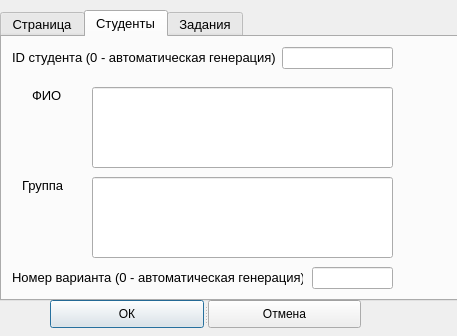
The window that dialog_sql_insert.ui (Viktor-Ar-72/NIRS_project_ver_1_0_2) describes before a commit, drawn with Qt 5.
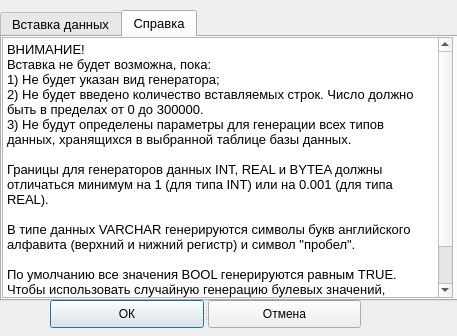
The same window after the commit. The open tabs and pages were chosen to show the change.

Commit message: Update 29_03_2023, новый функционал Insert и MainWindow

Diff of the .ui file:
```diff
--- a/dialog_sql_insert.ui
+++ b/dialog_sql_insert.ui
@@ -55,7 +55,7 @@
    </property>
    <widget class="QWidget" name="Insert_rand_all">
     <attribute name="title">
-     <string>Страница</string>
+     <string>Вставка данных</string>
     </attribute>
     <widget class="QComboBox" name="comboBox_algoritms">
      <property name="geometry">
@@ -467,207 +467,41 @@
    </widget>
    <widget class="QWidget" name="tab">
     <attribute name="title">
-     <string>Студенты</string>
+     <string>Справка</string>
     </attribute>
-    <widget class="QLabel" name="label_4">
+    <widget class="QTextBrowser" name="textBrowser">
      <property name="geometry">
       <rect>
-       <x>10</x>
-       <y>230</y>
-       <width>291</width>
-       <height>20</height>
+       <x>0</x>
+       <y>0</y>
+       <width>451</width>
+       <height>261</height>
       </rect>
      </property>
-     <property name="text">
-      <string>Номер варианта (0 - автоматическая генерация)</string>
+     <property name="verticalScrollBarPolicy">
+      <enum>Qt::ScrollBarAlwaysOn</enum>
      </property>
-    </widget>
-    <widget class="QLabel" name="label_2">
-     <property name="geometry">
-      <rect>
-       <x>30</x>
-       <y>50</y>
-       <width>41</width>
-       <height>16</height>
-      </rect>
+     <property name="horizontalScrollBarPolicy">
+      <enum>Qt::ScrollBarAlwaysOff</enum>
      </property>
-     <property name="text">
-      <string>ФИО</string>
-     </property>
-    </widget>
-    <widget class="QLabel" name="label">
-     <property name="geometry">
-      <rect>
-       <x>10</x>
-       <y>10</y>
-       <width>301</width>
-       <height>20</height>
-      </rect>
-     </property>
-     <property name="text">
-      <string>ID студента (0 - автоматическая генерация)</string>
-     </property>
-    </widget>
-    <widget class="QLineEdit" name="lineEdit_2">
-     <property name="geometry">
-      <rect>
-       <x>90</x>
-       <y>50</y>
-       <width>301</width>
-       <height>81</height>
-      </rect>
-     </property>
-     <property name="alignment">
-      <set>Qt::AlignLeading|Qt::AlignLeft|Qt::AlignTop</set>
-     </property>
-    </widget>
-    <widget class="QLabel" name="label_3">
-     <property name="geometry">
-      <rect>
-       <x>20</x>
-       <y>140</y>
-       <width>55</width>
-       <height>16</height>
-      </rect>
-     </property>
-     <property name="text">
-      <string>Группа</string>
-     </property>
-    </widget>
-    <widget class="QLineEdit" name="lineEdit_3">
-     <property name="geometry">
-      <rect>
-       <x>90</x>
-       <y>140</y>
-       <width>301</width>
-       <height>81</height>
-      </rect>
-     </property>
-     <property name="alignment">
-      <set>Qt::AlignLeading|Qt::AlignLeft|Qt::AlignTop</set>
-     </property>
-    </widget>
-    <widget class="QLineEdit" name="lineEdit_4">
-     <property name="geometry">
-      <rect>
-       <x>310</x>
-       <y>230</y>
-       <width>81</width>
-       <height>22</height>
-      </rect>
-     </property>
-    </widget>
-    <widget class="QLineEdit" name="lineEdit">
-     <property name="geometry">
-      <rect>
-       <x>280</x>
-       <y>10</y>
-       <width>111</width>
-       <height>22</height>
-      </rect>
-     </property>
-    </widget>
-   </widget>
-   <widget class="QWidget" name="tab_2">
-    <attribute name="title">
-     <string>Задания</string>
-    </attribute>
-    <widget class="QLabel" name="label_5">
-     <property name="geometry">
-      <rect>
-       <x>10</x>
-       <y>20</y>
-       <width>291</width>
-       <height>20</height>
-      </rect>
-     </property>
-     <property name="text">
-      <string>ID задания (0 - автоматическая генерация)</string>
-     </property>
-    </widget>
-    <widget class="QLabel" name="label_6">
-     <property name="geometry">
-      <rect>
-       <x>30</x>
-       <y>100</y>
-       <width>51</width>
-       <height>21</height>
-      </rect>
-     </property>
-     <property name="text">
-      <string>Текст</string>
-     </property>
-     <property name="alignment">
-      <set>Qt::AlignLeading|Qt::AlignLeft|Qt::AlignTop</set>
-     </property>
-    </widget>
-    <widget class="QLineEdit" name="taskText">
-     <property name="geometry">
-      <rect>
-       <x>90</x>
-       <y>100</y>
-       <width>301</width>
-       <height>111</height>
-      </rect>
-     </property>
-     <property name="alignment">
-      <set>Qt::AlignLeading|Qt::AlignLeft|Qt::AlignTop</set>
-     </property>
-    </widget>
-    <widget class="QLineEdit" name="taskVariant">
-     <property name="geometry">
-      <rect>
-       <x>310</x>
-       <y>220</y>
-       <width>81</width>
-       <height>22</height>
-      </rect>
-     </property>
-    </widget>
-    <widget class="QLineEdit" name="idTask">
-     <property name="geometry">
-      <rect>
-       <x>280</x>
-       <y>20</y>
-       <width>111</width>
-       <height>22</height>
-      </rect>
-     </property>
-    </widget>
-    <widget class="QLabel" name="label_7">
-     <property name="geometry">
-      <rect>
-       <x>10</x>
-       <y>60</y>
-       <width>281</width>
-       <height>20</height>
-      </rect>
-     </property>
-     <property name="text">
-      <string>Сложность (1 - легко, 2 - средне, 3 - сложно)</string>
-     </property>
-    </widget>
-    <widget class="QLabel" name="label_8">
-     <property name="geometry">
-      <rect>
-       <x>10</x>
-       <y>220</y>
-       <width>291</width>
-       <height>20</height>
-      </rect>
-     </property>
-     <property name="text">
-      <string>Номер варианта (0 - автоматическая генерация)</string>
-     </property>
-    </widget>
-    <widget class="QLineEdit" name="taskComplication">
-     <property name="geometry">
-      <rect>
-       <x>310</x>
-       <y>60</y>
-       <width>81</width>
-       <height>22</height>
-      </rect>
+     <property name="html">
+      <string>&lt;!DOCTYPE HTML PUBLIC &quot;-//W3C//DTD HTML 4.0//EN&quot; &quot;http://www.w3.org/TR/REC-html40/strict.dtd&quot;&gt;
+&lt;html&gt;&lt;head&gt;&lt;meta name=&quot;qrichtext&quot; content=&quot;1&quot; /&gt;&lt;style type=&quot;text/css&quot;&gt;
+p, li { white-space: pre-wrap; }
+&lt;/style&gt;&lt;/head&gt;&lt;body style=&quot; font-family:'MS Shell Dlg 2'; font-size:10pt; font-weight:400; font-style:normal;&quot;&gt;
+&lt;p style=&quot; margin-top:0px; margin-bottom:0px; margin-left:0px; margin-right:0px; -qt-block-indent:0; text-indent:0px;&quot;&gt;ВНИМАНИЕ!&lt;/p&gt;
+&lt;p style=&quot; margin-top:0px; margin-bottom:0px; margin-left:0px; margin-right:0px; -qt-block-indent:0; text-indent:0px;&quot;&gt;Вставка не будет возможна, пока:&lt;/p&gt;
+&lt;p style=&quot; margin-top:0px; margin-bottom:0px; margin-left:0px; margin-right:0px; -qt-block-indent:0; text-indent:0px;&quot;&gt;1) Не будет указан вид генератора; &lt;/p&gt;
+&lt;p style=&quot; margin-top:0px; margin-bottom:0px; margin-left:0px; margin-right:0px; -qt-block-indent:0; text-indent:0px;&quot;&gt;2) Не будет введено количество вставляемых строк. Число должно быть в пределах от 0 до 300000.&lt;/p&gt;
+&lt;p style=&quot; margin-top:0px; margin-bottom:0px; margin-left:0px; margin-right:0px; -qt-block-indent:0; text-indent:0px;&quot;&gt;3) Не будут определены параметры для генерации всех типов данных, хранящихся в выбранной таблице базы данных.&lt;/p&gt;
+&lt;p style=&quot;-qt-paragraph-type:empty; margin-top:0px; margin-bottom:0px; margin-left:0px; margin-right:0px; -qt-block-indent:0; text-indent:0px;&quot;&gt;&lt;br /&gt;&lt;/p&gt;
+&lt;p style=&quot; margin-top:0px; margin-bottom:0px; margin-left:0px; margin-right:0px; -qt-block-indent:0; text-indent:0px;&quot;&gt;Границы для генераторов данных INT, REAL и BYTEA должны отличаться минимум на 1 (для типа INT) или на 0.001 (для типа REAL).&lt;/p&gt;
+&lt;p style=&quot;-qt-paragraph-type:empty; margin-top:0px; margin-bottom:0px; margin-left:0px; margin-right:0px; -qt-block-indent:0; text-indent:0px;&quot;&gt;&lt;br /&gt;&lt;/p&gt;
+&lt;p style=&quot; margin-top:0px; margin-bottom:0px; margin-left:0px; margin-right:0px; -qt-block-indent:0; text-indent:0px;&quot;&gt;В типе данных VARCHAR генерируются символы букв английского алфавита (верхний и нижний регистр) и символ &amp;quot;пробел&amp;quot;.&lt;/p&gt;
+&lt;p style=&quot;-qt-paragraph-type:empty; margin-top:0px; margin-bottom:0px; margin-left:0px; margin-right:0px; -qt-block-indent:0; text-indent:0px;&quot;&gt;&lt;br /&gt;&lt;/p&gt;
+&lt;p style=&quot; margin-top:0px; margin-bottom:0px; margin-left:0px; margin-right:0px; -qt-block-indent:0; text-indent:0px;&quot;&gt;По умолчанию все значения BOOL генерируются равным TRUE. Чтобы использовать случайную генерацию булевых значений, поставьте галочку.&lt;/p&gt;
+&lt;p style=&quot;-qt-paragraph-type:empty; margin-top:0px; margin-bottom:0px; margin-left:0px; margin-right:0px; -qt-block-indent:0; text-indent:0px;&quot;&gt;&lt;br /&gt;&lt;/p&gt;
+&lt;p style=&quot; margin-top:0px; margin-bottom:0px; margin-left:0px; margin-right:0px; -qt-block-indent:0; text-indent:0px;&quot;&gt;В случае ошибок будут выведены соответствующие сообщения.&lt;/p&gt;&lt;/body&gt;&lt;/html&gt;</string>
      </property>
     </widget>
    </widget>
```
Left out of the diff: 2 changed lines with no effect on the pictures. The commit also changes 4 other files.
